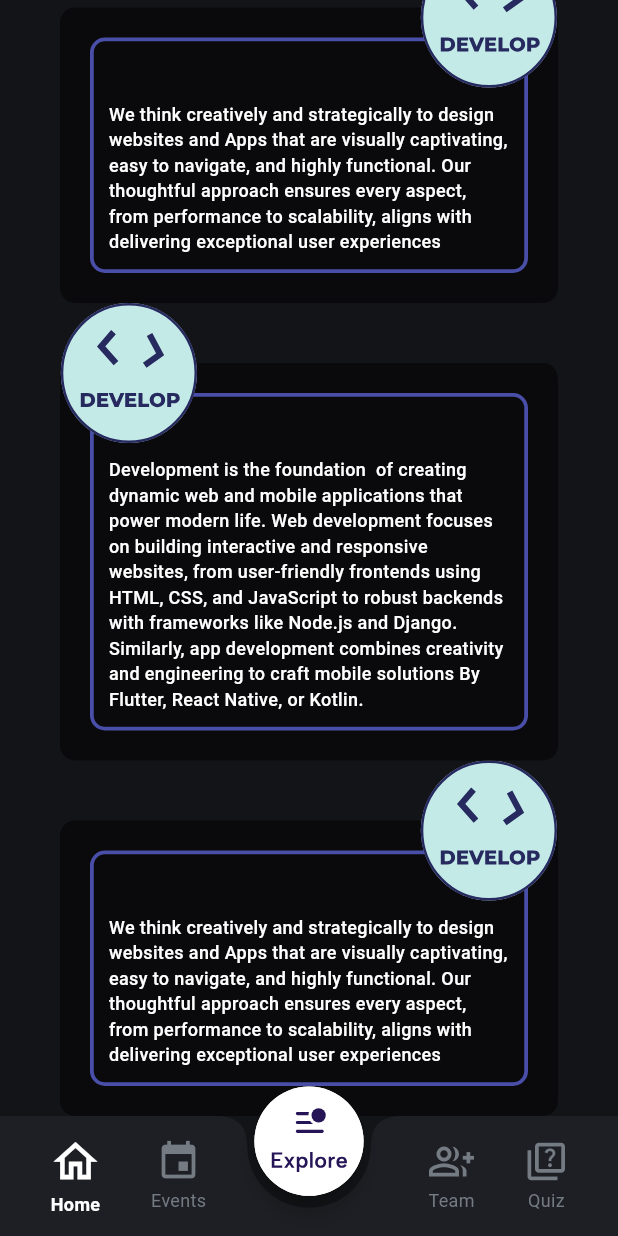
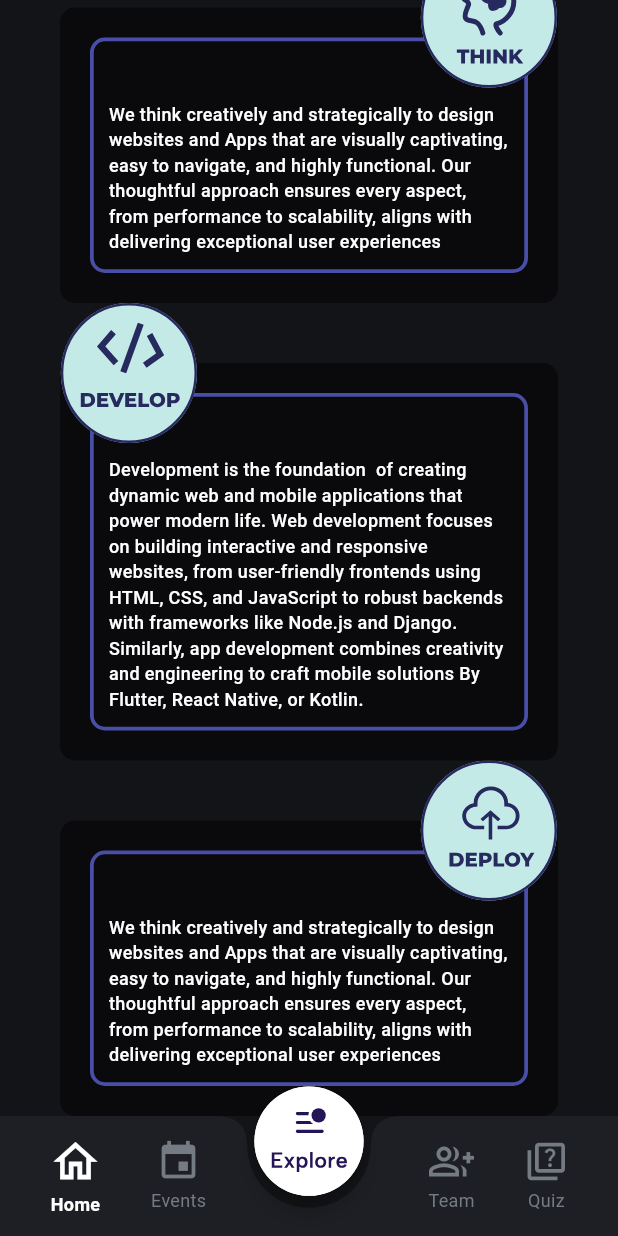
Before and after one commit to cloud-computing-cell/ccc-app, a Flutter app: the screen it shows after launch, scrolled down 1693 dp, on a phone screen of 412 x 824 dp. Run offline on Flutter 3.47's test engine with Material 3 defaults, Android fonts, the phone set to English and light mode, and no system bars; our stand-ins replace carousel_slider, curved_navigation_bar, flutter_svg; project files that could hold a hidden picture were left out.

Commit message:
project file

```diff
--- a/lib/main_ui/home.dart
+++ b/lib/main_ui/home.dart
@@ -253,7 +253,7 @@ class _HomeState extends State<Home> {
                         child: Container(
                           height: 100,
                           width: 100,
-                          child: SvgPicture.asset("assets/images/develop.svg"),
+                          child: SvgPicture.asset("assets/images/think.svg"),
 
                         ),
                       ),
@@ -358,7 +358,7 @@ class _HomeState extends State<Home> {
                         child: Container(
                           height: 100,
                           width: 100,
-                          child: SvgPicture.asset("assets/images/develop.svg"),
+                          child: SvgPicture.asset("assets/images/deploy.svg"),
 
                         ),
                       ),
```
Also changed, not shown: assets/images/con1.svg (added), assets/images/deploy.svg (added), assets/images/develop.svg, assets/images/think.svg (added).
